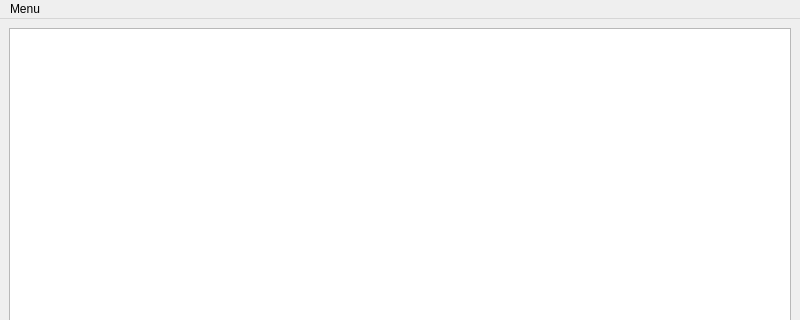
Above: cpp/QT/Notepad/notepad.ui from mdalamaladm/sandboxes before the change; both pictures show x 0 to 800 and y 0 to 320 of the 800 by 600 pixel window. Below: the same form after it.
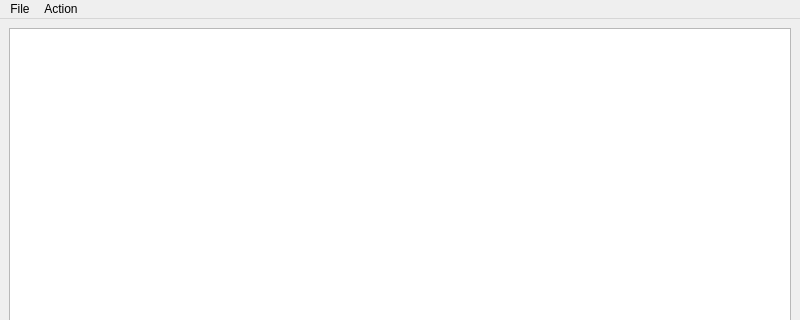
That is the form after the change. Icons and pictures are not drawn.

Patch:
```diff
--- a/cpp/QT/Notepad/notepad.ui
+++ b/cpp/QT/Notepad/notepad.ui
@@ -32,15 +32,27 @@
    </property>
    <widget class="QMenu" name="menuMenu">
     <property name="title">
-     <string>Menu</string>
+     <string>File</string>
     </property>
     <addaction name="actionNew"/>
     <addaction name="actionOpen"/>
     <addaction name="actionSave"/>
     <addaction name="actionSave_as"/>
     <addaction name="actionPrint_and_Exit_2"/>
+    <addaction name="actionFont"/>
+   </widget>
+   <widget class="QMenu" name="menuAction">
+    <property name="title">
+     <string>Action</string>
+    </property>
+    <addaction name="actionCopy"/>
+    <addaction name="actionCut"/>
+    <addaction name="actionPaste"/>
+    <addaction name="actionUndo"/>
+    <addaction name="actionRedo"/>
    </widget>
    <addaction name="menuMenu"/>
+   <addaction name="menuAction"/>
   </widget>
   <action name="actionPrint_and_Exit">
    <property name="text">
```
Left out of the diff: 32 changed lines with no effect on the pictures.
